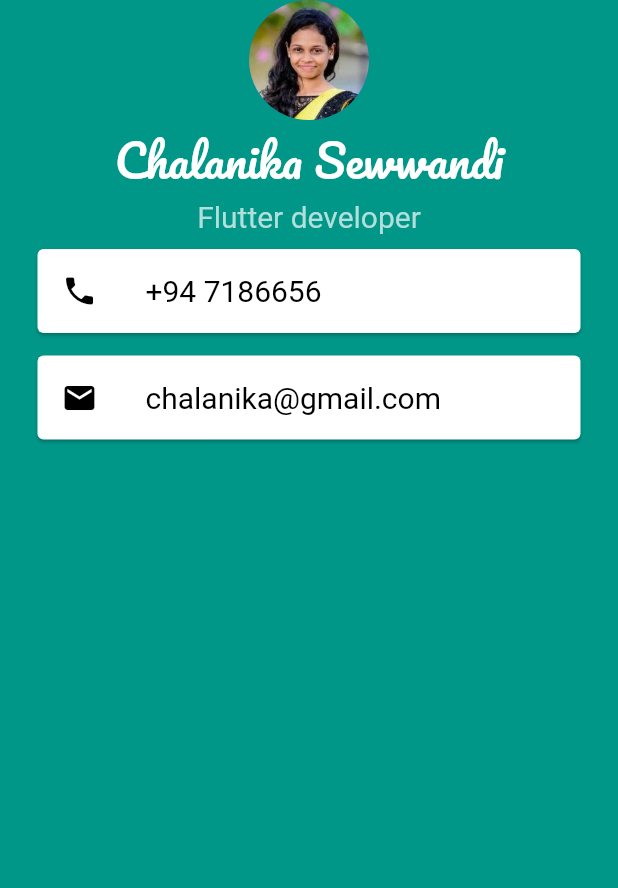
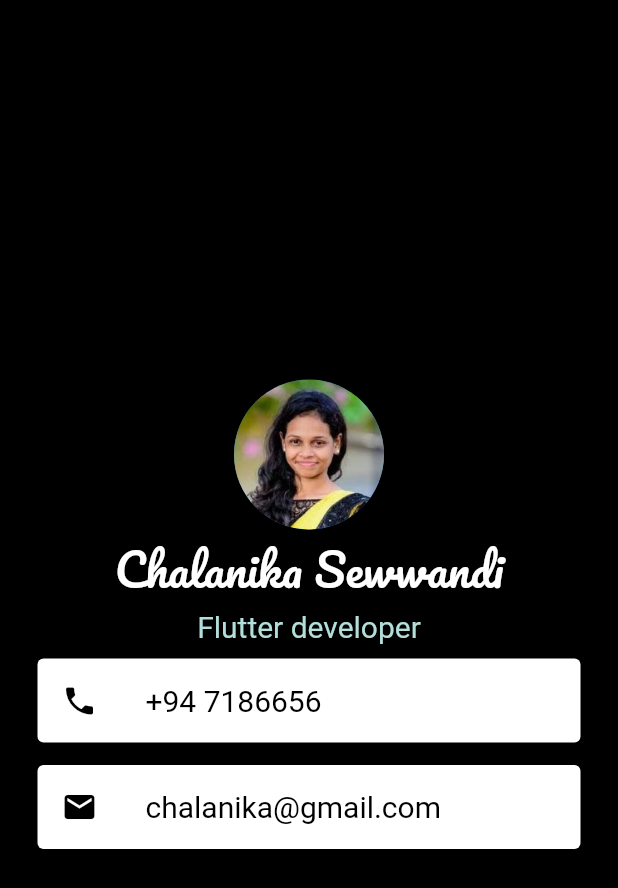
Before and after one commit to chalanika/MiCard, a Flutter app: the screen it shows after launch, on a phone screen of 412 x 824 dp. Shown: the top 888 px of the screen. Run offline on Flutter 3.47's test engine with Material 2 defaults, Android fonts, the phone set to English and light mode, and no system bars.

Commit message:
finished adding details

```diff
--- a/lib/main.dart
+++ b/lib/main.dart
@@ -9,12 +9,13 @@ class MyApp extends StatelessWidget {
   Widget build(BuildContext context) {
     return MaterialApp(
       home: Scaffold(
-        backgroundColor: Colors.teal,
+        backgroundColor: Colors.black,
         body: SafeArea(
           child: Column(
+            mainAxisAlignment: MainAxisAlignment.center,
             children:<Widget>[
               CircleAvatar(
-                radius:40.0,
+                radius:50.0,
                 backgroundImage:AssetImage('images/sew.jpg')
               ),
               Text(
```
